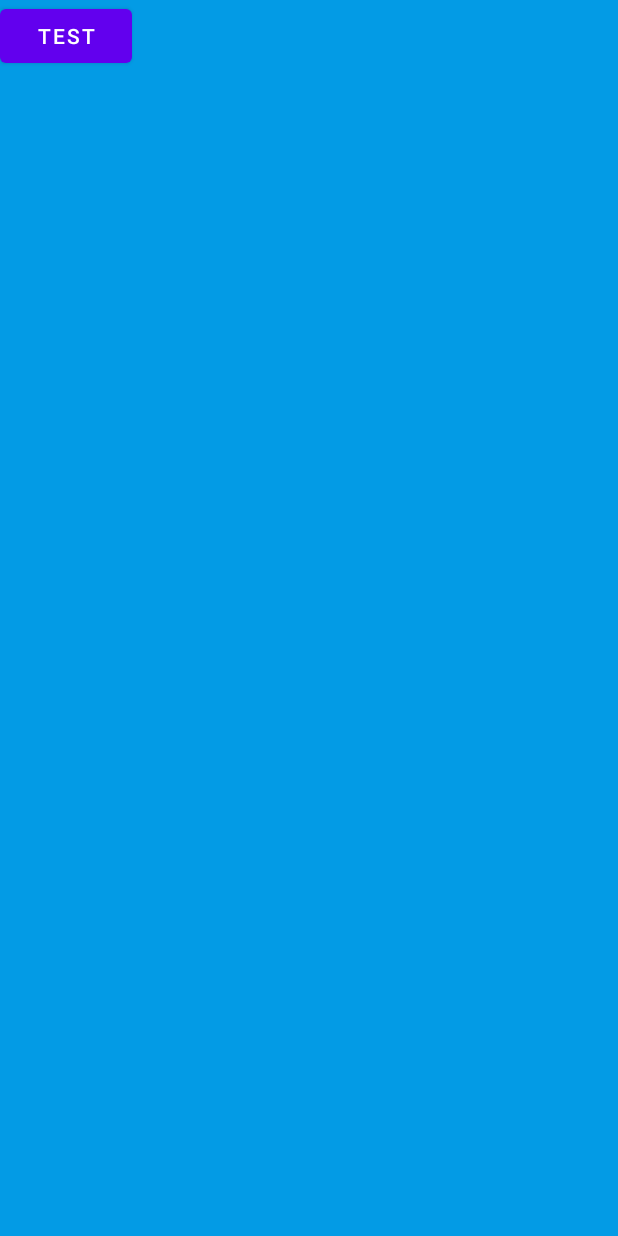
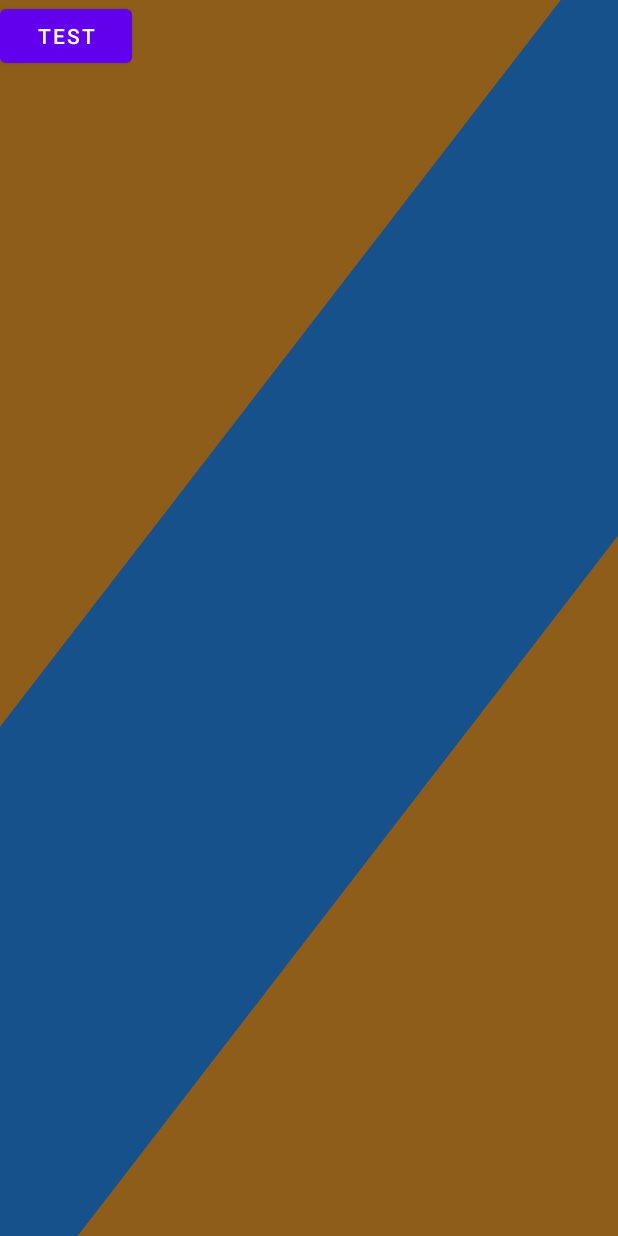
Before and after one commit to jackschedel/savethecity, an Android app: the FishgameActivity screen opened directly, with no data from a screen before it, on a phone screen of 412 x 824 dp. Run offline under Robolectric (Android 15) with nearby library versions, the phone set to English and light mode, and no system bars.

Commit message:
fishgame fixes

```diff
--- a/client/app/src/main/java/com/citysavers/savethecity/RecyclegameActivity.java
+++ b/client/app/src/main/java/com/citysavers/savethecity/RecyclegameActivity.java
@@ -126,7 +126,6 @@ public class RecyclegameActivity extends AppCompatActivity {
         // Upon interacting with UI controls, delay any scheduled hide()
         // operations to prevent the jarring behavior of controls going away
         // while interacting with the UI.
-        binding.dummyButton.setOnTouchListener(mDelayHideTouchListener);
     }
 
     @Override
--- a/client/app/src/main/res/layout/activity_fishgame.xml
+++ b/client/app/src/main/res/layout/activity_fishgame.xml
@@ -1,47 +1,55 @@
 <?xml version="1.0" encoding="utf-8"?>
-<FrameLayout xmlns:android="http://schemas.android.com/apk/res/android"
+<androidx.constraintlayout.widget.ConstraintLayout xmlns:android="http://schemas.android.com/apk/res/android"
     xmlns:app="http://schemas.android.com/apk/res-auto"
     xmlns:tools="http://schemas.android.com/tools"
+    android:id="@+id/frameLayout2"
     android:layout_width="match_parent"
     android:layout_height="match_parent"
-    android:background="?attr/fullscreenBackgroundColor"
+    android:background="@drawable/fish_game_bckgrd"
     android:theme="@style/ThemeOverlay.Savethecity.FullscreenContainer"
     tools:context=".FishgameActivity">
 
     <!-- The primary full-screen view. This can be replaced with whatever view
          is needed to present your content, e.g. VideoView, SurfaceView,
          TextureView, etc. -->
+
+    <!-- This FrameLayout insets its children based on system windows using
+         android:fitsSystemWindows. -->
+
+
     <TextView
         android:id="@+id/fullscreen_content"
-        android:layout_width="match_parent"
-        android:layout_height="match_parent"
+        android:layout_width="0dp"
+        android:layout_height="0dp"
         android:gravity="center"
         android:keepScreenOn="true"
         android:textSize="50sp"
-        android:textStyle="bold" />
-
-    <!-- This FrameLayout insets its children based on system windows using
-         android:fitsSystemWindows. -->
-    <FrameLayout
-        android:layout_width="match_parent"
-        android:layout_height="match_parent"
-        android:fitsSystemWindows="true">
+        android:textStyle="bold"
+        app:layout_constraintBottom_toTopOf="@+id/fullscreen_content_controls"
+        app:layout_constraintEnd_toEndOf="parent"
+        app:layout_constraintHorizontal_bias="1.0"
+        app:layout_constraintStart_toStartOf="parent"
+        app:layout_constraintTop_toTopOf="parent" />
 
     <LinearLayout
         android:id="@+id/fullscreen_content_controls"
-            android:layout_width="match_parent"
+        android:layout_width="0dp"
         android:layout_height="wrap_content"
-            android:layout_gravity="bottom|center_horizontal"
         android:orientation="horizontal"
-            tools:ignore="UselessParent"/>
+        app:layout_constraintBottom_toBottomOf="parent"
+        app:layout_constraintEnd_toEndOf="parent"
+        app:layout_constraintStart_toStartOf="parent"
+        app:layout_constraintTop_toBottomOf="@+id/fullscreen_content"
+        tools:ignore="UselessParent" />
 
     <Button
         android:id="@+id/fishGameButton1"
         android:layout_width="wrap_content"
         android:layout_height="wrap_content"
         android:onClick="fishGameButton1_onClick"
-            android:text="Test" />
+        android:text="Test"
+        app:layout_constraintStart_toStartOf="@+id/fullscreen_content"
+        app:layout_constraintTop_toTopOf="@+id/fullscreen_content" />
 
-    </FrameLayout>
 
-</FrameLayout>
+</androidx.constraintlayout.widget.ConstraintLayout>
```
Also changed, not shown: client/app/src/main/res/layout/activity_recyclegame.xml (+22 -29 lines), client/app/src/main/res/drawable/fish_game_bckgrd.png (added). Lines whose indentation alone changed are shown as unchanged.
